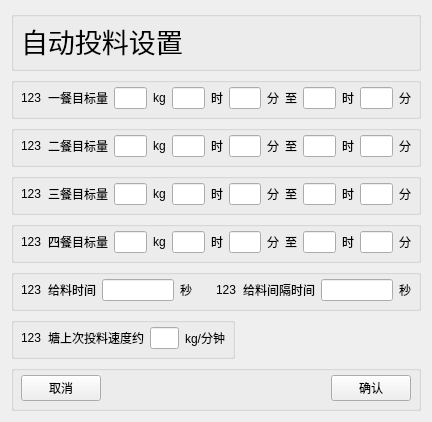
Above: chengyi_Qt4linux/form_auto.ui from wsh01/batch-feeder before the change. Below: the same form after it.
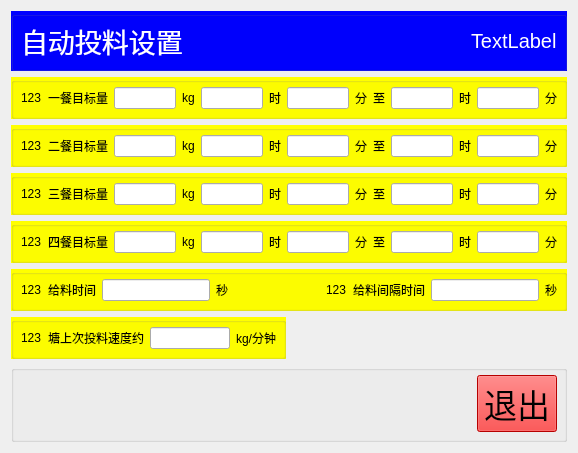
That is the form after the change.

```diff
--- a/chengyi_Qt4linux/form_auto.ui
+++ b/chengyi_Qt4linux/form_auto.ui
@@ -6,8 +6,8 @@
    <rect>
     <x>0</x>
     <y>0</y>
-    <width>432</width>
-    <height>328</height>
+    <width>578</width>
+    <height>436</height>
    </rect>
   </property>
   <property name="windowTitle">
@@ -17,7 +17,9 @@
    <item row="0" column="0" colspan="2">
     <widget class="QGroupBox" name="groupBox_8">
      <property name="styleSheet">
-      <string notr="true">QGroupBox{ margin-top:0px;} QGroupBox:title {margin-top: 0px;}</string>
+      <string notr="true">QGroupBox{ background-color:rgb(0, 0, 255);} 
+QGroupBox{ margin-top:0px;}
+QGroupBox:title {margin-top: 0px;}</string>
      </property>
      <property name="title">
       <string/>
@@ -30,6 +32,9 @@
           <pointsize>20</pointsize>
          </font>
         </property>
+        <property name="styleSheet">
+         <string notr="true">QLabel{color:rgb(255, 255, 255);}</string>
+        </property>
         <property name="text">
          <string>自动投料设置</string>
         </property>
@@ -48,13 +53,30 @@
         </property>
        </spacer>
       </item>
+      <item row="0" column="2">
+       <widget class="QLabel" name="label_Date">
+        <property name="font">
+         <font>
+          <pointsize>15</pointsize>
+         </font>
+        </property>
+        <property name="styleSheet">
+         <string notr="true">QLabel{color:rgb(255, 255, 255);}</string>
+        </property>
+        <property name="text">
+         <string>TextLabel</string>
+        </property>
+       </widget>
+      </item>
      </layout>
     </widget>
    </item>
    <item row="1" column="0" colspan="2">
     <widget class="QGroupBox" name="groupBox_2">
      <property name="styleSheet">
-      <string notr="true">QGroupBox{ margin-top:0px;} QGroupBox:title {margin-top: 0px;}</string>
+      <string notr="true">QGroupBox{ background-color:rgb(255, 255, 0);} 
+QGroupBox{ margin-top:0px;}
+QGroupBox:title {margin-top: 0px;}</string>
      </property>
      <property name="title">
       <string/>
@@ -69,6 +91,9 @@
       </item>
       <item row="0" column="1">
        <widget class="QLabel" name="label_8">
+        <property name="styleSheet">
+         <string notr="true"/>
+        </property>
         <property name="text">
          <string>一餐目标量</string>
         </property>
@@ -137,7 +162,9 @@
    <item row="2" column="0" colspan="2">
     <widget class="QGroupBox" name="groupBox_3">
      <property name="styleSheet">
-      <string notr="true">QGroupBox{ margin-top:0px;} QGroupBox:title {margin-top: 0px;}</string>
+      <string notr="true">QGroupBox{ background-color:rgb(255, 255, 0);} 
+QGroupBox{ margin-top:0px;}
+QGroupBox:title {margin-top: 0px;}</string>
      </property>
      <property name="title">
       <string/>
@@ -220,7 +247,9 @@
    <item row="3" column="0" colspan="2">
     <widget class="QGroupBox" name="groupBox_4">
      <property name="styleSheet">
-      <string notr="true">QGroupBox{ margin-top:0px;} QGroupBox:title {margin-top: 0px;}</string>
+      <string notr="true">QGroupBox{ background-color:rgb(255, 255, 0);} 
+QGroupBox{ margin-top:0px;}
+QGroupBox:title {margin-top: 0px;}</string>
      </property>
      <property name="title">
       <string/>
@@ -303,7 +332,9 @@
    <item row="4" column="0" colspan="2">
     <widget class="QGroupBox" name="groupBox_5">
      <property name="styleSheet">
-      <string notr="true">QGroupBox{ margin-top:0px;} QGroupBox:title {margin-top: 0px;}</string>
+      <string notr="true">QGroupBox{ background-color:rgb(255, 255, 0);} 
+QGroupBox{ margin-top:0px;}
+QGroupBox:title {margin-top: 0px;}</string>
      </property>
      <property name="title">
       <string/>
@@ -386,7 +417,9 @@
    <item row="5" column="0" colspan="2">
     <widget class="QGroupBox" name="groupBox_6">
      <property name="styleSheet">
-      <string notr="true">QGroupBox{ margin-top:0px;} QGroupBox:title {margin-top: 0px;}</string>
+      <string notr="true">QGroupBox{ background-color:rgb(255, 255, 0);} 
+QGroupBox{ margin-top:0px;}
+QGroupBox:title {margin-top: 0px;}</string>
      </property>
      <property name="title">
       <string/>
@@ -459,7 +492,9 @@
    <item row="6" column="0">
     <widget class="QGroupBox" name="groupBox_7">
      <property name="styleSheet">
-      <string notr="true">QGroupBox{ margin-top:0px;} QGroupBox:title {margin-top: 0px;}</string>
+      <string notr="true">QGroupBox{ background-color:rgb(255, 255, 0);} 
+QGroupBox{ margin-top:0px;}
+QGroupBox:title {margin-top: 0px;}</string>
      </property>
      <property name="title">
       <string/>
@@ -515,18 +550,6 @@
      </property>
      <layout class="QGridLayout" name="gridLayout">
       <item row="0" column="0">
-       <widget class="QPushButton" name="btn_Cancel">
-        <property name="font">
-         <font>
-          <pointsize>9</pointsize>
-         </font>
-        </property>
-        <property name="text">
-         <string>取消</string>
-        </property>
-       </widget>
-      </item>
-      <item row="0" column="1">
        <spacer name="horizontalSpacer">
         <property name="orientation">
          <enum>Qt::Horizontal</enum>
@@ -539,15 +562,19 @@
         </property>
        </spacer>
       </item>
-      <item row="0" column="2">
-       <widget class="QPushButton" name="btn_Confirm">
+      <item row="0" column="1">
+       <widget class="QPushButton" name="btn_quit">
         <property name="font">
          <font>
-          <pointsize>9</pointsize>
+          <pointsize>25</pointsize>
          </font>
         </property>
+        <property name="styleSheet">
+         <string notr="true">QPushButton { background-color:rgb(255, 0, 0);} 
+QPushButton:hover { background-color: rgb(255, 50, 0); }</string>
+        </property>
         <property name="text">
-         <string>确认</string>
+         <string>退出</string>
         </property>
        </widget>
       </item>
```
Left out of the diff: 18 changed lines with no effect on the pictures.
